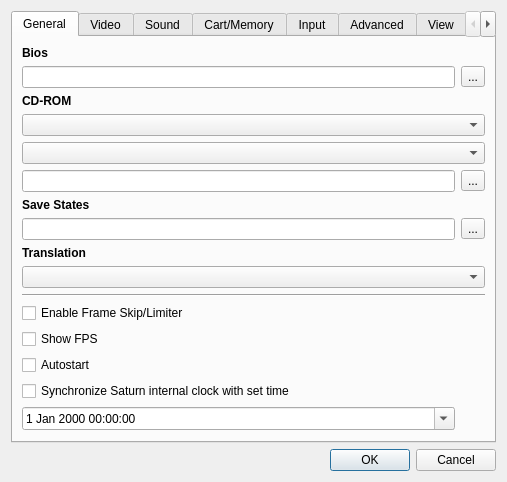
The window that yabause/src/qt/ui/UISettings.ui (KitoHo/yabause) describes before a commit, drawn with Qt 5.
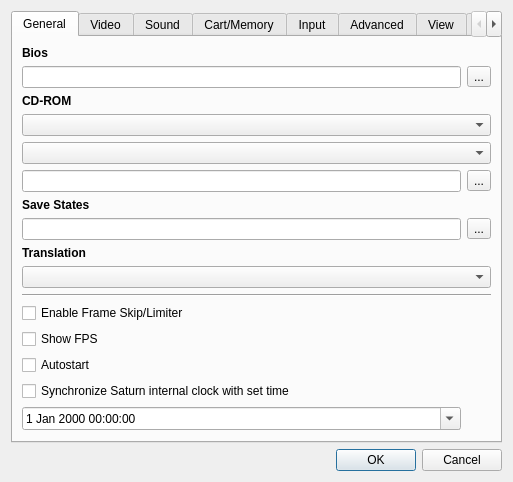
The same window after the commit. Custom widgets are drawn as their Qt base class.

Commit message: Increased settings dialog size slightly

```diff
--- a/yabause/src/qt/ui/UISettings.ui
+++ b/yabause/src/qt/ui/UISettings.ui
@@ -6,7 +6,7 @@
    <rect>
     <x>0</x>
     <y>0</y>
-    <width>507</width>
+    <width>513</width>
     <height>451</height>
    </rect>
   </property>
```
